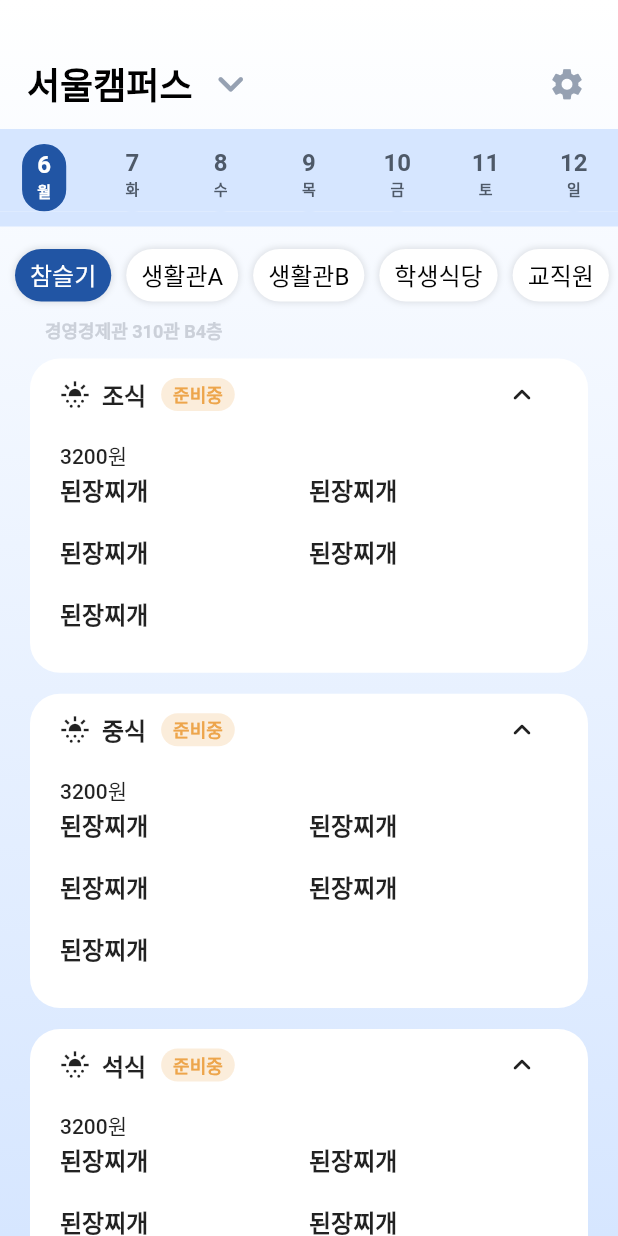
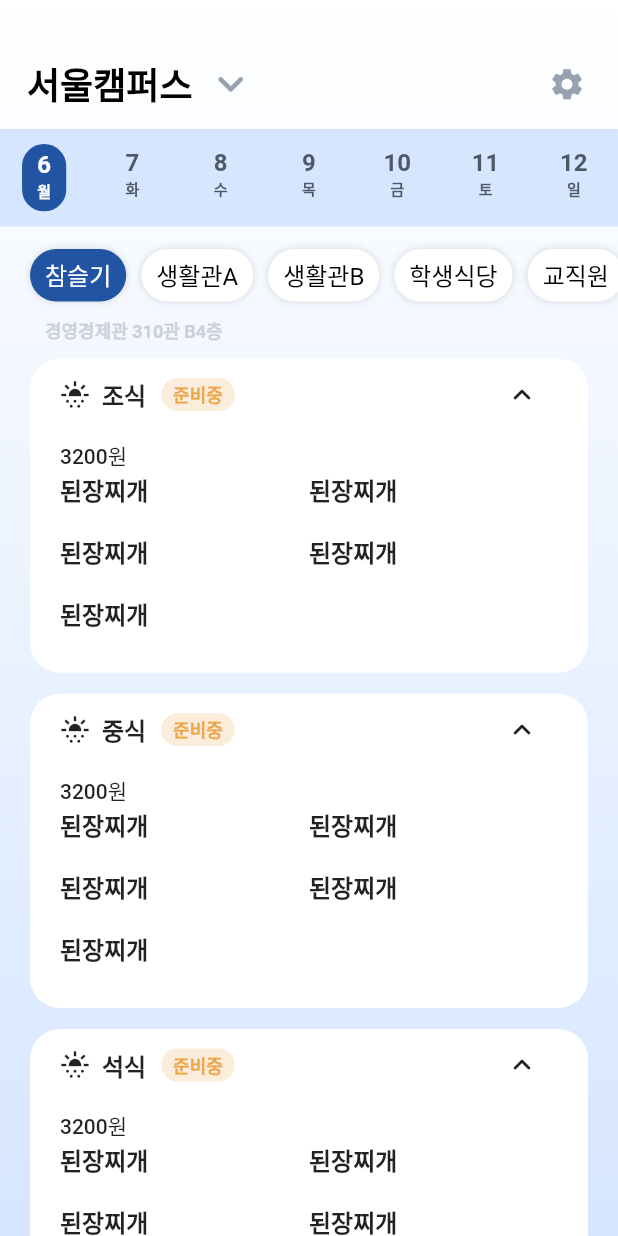
Before and after one commit to HipstuCAU/nyam_nyam_flutter, a Flutter app: the screen it shows after launch, on a phone screen of 412 x 824 dp. Run offline on Flutter 3.47's test engine with Material 2 defaults, Android fonts, the phone set to English and light mode, and no system bars.

Commit message:
[feaet] restaurant picker padding 값 조정 (#1)

```diff
--- a/lib/widgets/restaurantPicker_widget.dart
+++ b/lib/widgets/restaurantPicker_widget.dart
@@ -48,10 +48,11 @@ class _RestaurantPickerState extends State<RestaurantPicker> {
               : widget.ansungRestaurantName.length,
           itemBuilder: (context, index) {
             return Padding(
-              padding: const EdgeInsets.only(
-                left: 10,
+              padding: EdgeInsets.only(
+                left: index == 0 ? 20 : 10,
                 top: 5,
                 bottom: 10,
+                right: index == widget.seoulRestaurantName.length - 1 ? 20 : 0,
               ),
               child: Container(
                 height: 30,
```
